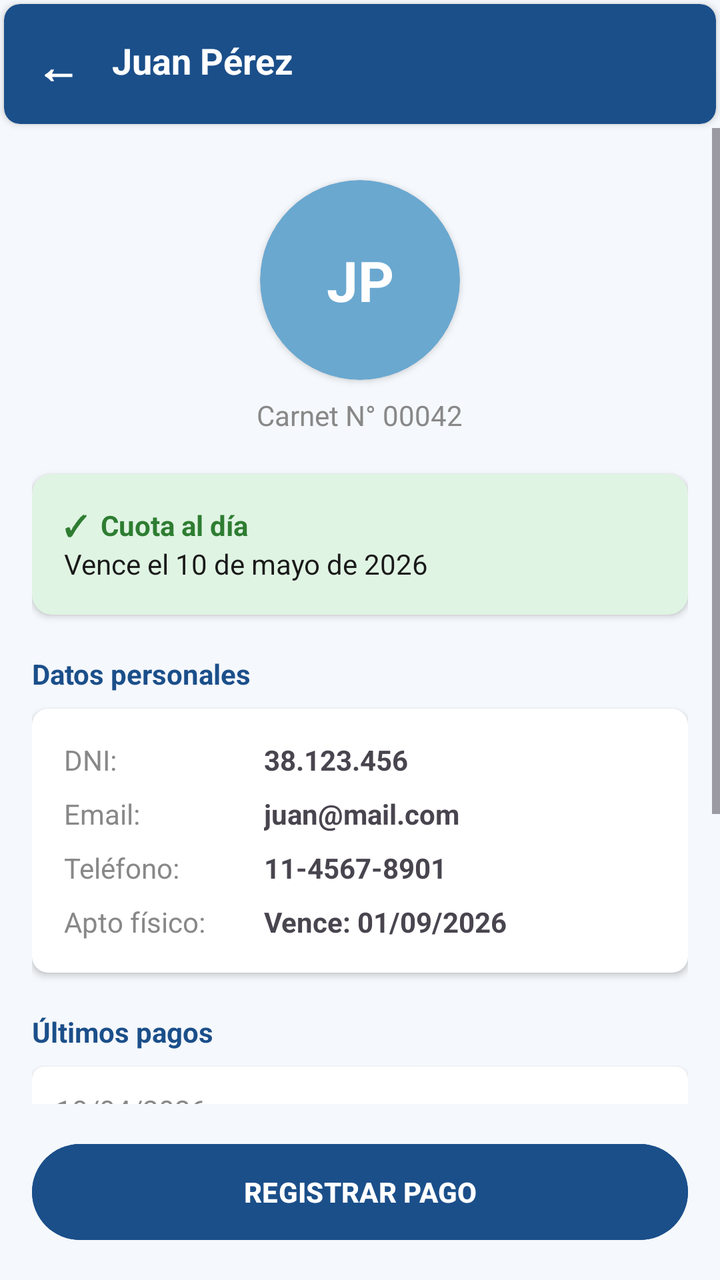
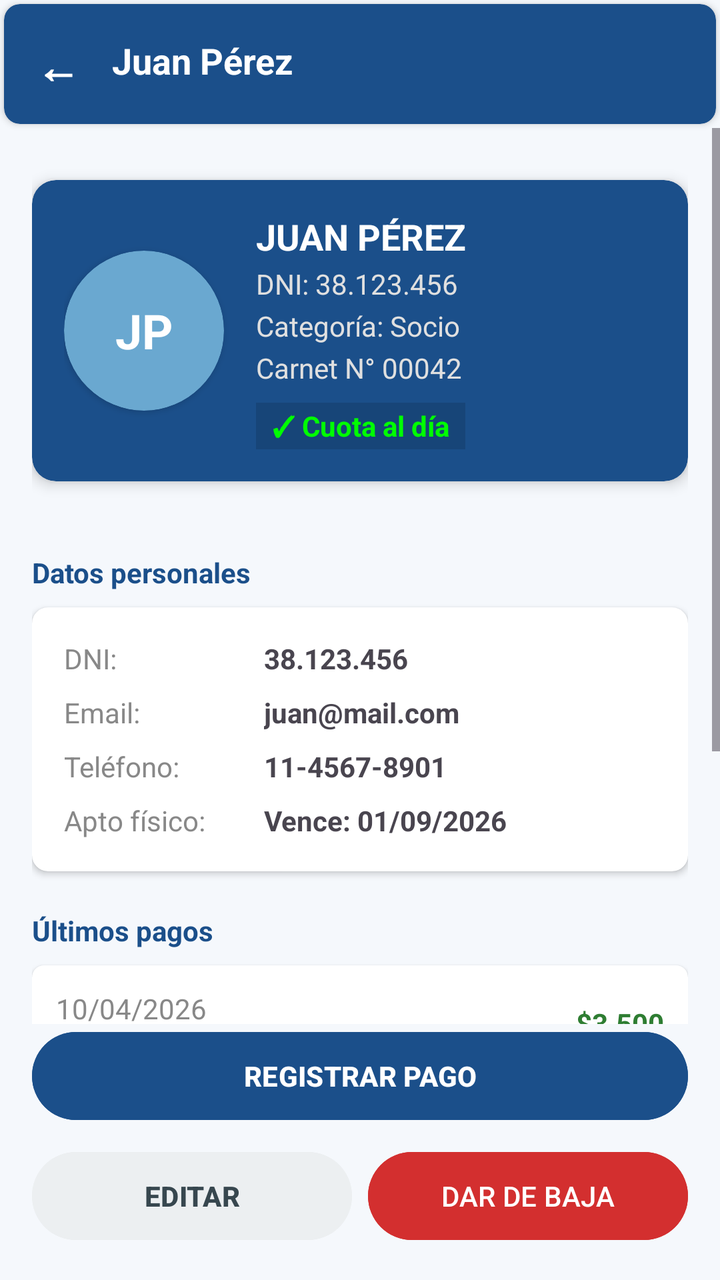

The first picture is an Android layout as it rendered before a commit; the second is the same layout after the commit. The layout source and the unified diff follow.
<!-- AndroidManifest.xml: application theme Theme.ClubDeportivo -->
<!-- res/layout/activity_detalle_socio.xml -->
<?xml version="1.0" encoding="utf-8"?>
<LinearLayout xmlns:android="http://schemas.android.com/apk/res/android"
    xmlns:app="http://schemas.android.com/apk/res-auto"
    android:layout_width="match_parent"
    android:layout_height="match_parent"
    android:orientation="vertical"
    android:background="@color/colorBackground">

    <androidx.cardview.widget.CardView
        android:layout_width="match_parent"
        android:layout_height="60dp"
        app:cardBackgroundColor="@color/colorPrimary"
        app:cardCornerRadius="8dp"
        android:layout_margin="2dp">

        <RelativeLayout
            android:layout_width="match_parent"
            android:layout_height="match_parent"
            android:padding="16dp">

            <TextView
                android:id="@+id/btnVolverDetalle"
                android:layout_width="wrap_content"
                android:layout_height="wrap_content"
                android:text="←"
                android:textColor="@color/white"
                android:textSize="22sp"
                android:textStyle="bold" />

            <TextView
                android:id="@+id/tvNombreTitulo"
                android:layout_width="wrap_content"
                android:layout_height="wrap_content"
                android:layout_toEndOf="@id/btnVolverDetalle"
                android:layout_marginStart="16dp"
                android:text="Juan Pérez"
                android:textColor="@color/white"
                android:textSize="18sp"
                android:textStyle="bold" />
        </RelativeLayout>
    </androidx.cardview.widget.CardView>

    <ScrollView
        android:layout_width="match_parent"
        android:layout_height="0dp"
        android:layout_weight="1">

        <LinearLayout
            android:layout_width="match_parent"
            android:layout_height="wrap_content"
            android:orientation="vertical"
            android:padding="16dp">

            <androidx.cardview.widget.CardView
                android:layout_width="100dp"
                android:layout_height="100dp"
                android:layout_gravity="center"
                android:layout_marginTop="10dp"
                app:cardCornerRadius="50dp"
                app:cardBackgroundColor="@color/colorSecondary">
                <TextView
                    android:id="@+id/tvAvatar"
                    android:layout_width="match_parent"
                    android:layout_height="match_parent"
                    android:gravity="center"
                    android:text="JP"
                    android:textColor="@color/white"
                    android:textSize="28sp"
                    android:textStyle="bold" />
            </androidx.cardview.widget.CardView>

            <TextView
                android:id="@+id/tvNumCarnet"
                android:layout_width="wrap_content"
                android:layout_height="wrap_content"
                android:layout_gravity="center"
                android:layout_marginTop="8dp"
                android:text="Carnet N° 00042"
                android:textColor="@color/colorTextMuted" />

            <androidx.cardview.widget.CardView
                android:id="@+id/cardBadgeEstado"
                android:layout_width="match_parent"
                android:layout_height="wrap_content"
                android:layout_marginTop="20dp"
                app:cardCornerRadius="10dp"
                app:cardBackgroundColor="@color/colorStatusOkLight">
                <LinearLayout
                    android:layout_width="match_parent"
                    android:layout_height="wrap_content"
                    android:orientation="vertical"
                    android:padding="16dp">
                    <TextView
                        android:id="@+id/tvBadgeEstado"
                        android:layout_width="wrap_content"
                        android:layout_height="wrap_content"
                        android:text="✓  Cuota al día"
                        android:textColor="@color/colorStatusOk"
                        android:textStyle="bold" />
                    <TextView
                        android:id="@+id/tvVencimientoCuota"
                        android:layout_width="wrap_content"
                        android:layout_height="wrap_content"
                        android:text="Vence el 10 de mayo de 2026"
                        android:textColor="@color/colorTextPrimary" />
                </LinearLayout>
            </androidx.cardview.widget.CardView>

            <TextView
                android:layout_width="wrap_content"
                android:layout_height="wrap_content"
                android:layout_marginTop="20dp"
                android:text="Datos personales"
                android:textColor="@color/colorPrimary"
                android:textStyle="bold" />

            <androidx.cardview.widget.CardView
                android:layout_width="match_parent"
                android:layout_height="wrap_content"
                android:layout_marginTop="8dp"
                app:cardCornerRadius="8dp">
                <TableLayout
                    android:layout_width="match_parent"
                    android:layout_height="wrap_content"
                    android:padding="16dp">
                    <TableRow android:paddingBottom="8dp">
                        <TextView android:text="DNI:" android:textColor="@color/colorTextMuted" android:layout_width="100dp" />
                        <TextView android:id="@+id/tvDniDetalle" android:text="38.123.456" android:textStyle="bold" />
                    </TableRow>
                    <TableRow android:paddingBottom="8dp">
                        <TextView android:text="Email:" android:textColor="@color/colorTextMuted" />
                        <TextView android:id="@+id/tvEmailDetalle" android:text="juan@mail.com" android:textStyle="bold" />
                    </TableRow>
                    <TableRow android:paddingBottom="8dp">
                        <TextView android:text="Teléfono:" android:textColor="@color/colorTextMuted" />
                        <TextView android:id="@+id/tvTelefonoDetalle" android:text="11-4567-8901" android:textStyle="bold" />
                    </TableRow>
                    <TableRow>
                        <TextView android:text="Apto físico:" android:textColor="@color/colorTextMuted" />
                        <TextView android:text="Vence: 01/09/2026" android:textStyle="bold" />
                    </TableRow>
                </TableLayout>
            </androidx.cardview.widget.CardView>

            <TextView
                android:layout_width="wrap_content"
                android:layout_height="wrap_content"
                android:layout_marginTop="20dp"
                android:text="Últimos pagos"
                android:textColor="@color/colorPrimary"
                android:textStyle="bold" />

            <androidx.cardview.widget.CardView
                android:layout_width="match_parent"
                android:layout_height="wrap_content"
                android:layout_marginTop="8dp"
                app:cardCornerRadius="6dp">
                <RelativeLayout android:layout_width="match_parent" android:layout_height="wrap_content" android:padding="12dp">
                    <TextView android:id="@+id/txtF1" android:layout_width="wrap_content" android:layout_height="wrap_content" android:text="10/04/2026" android:textColor="@color/colorTextMuted" />
                    <TextView android:layout_below="@id/txtF1" android:layout_width="wrap_content" android:layout_height="wrap_content" android:text="Efectivo" android:textColor="@color/colorTextHint" android:textSize="11sp" />
                    <TextView android:layout_alignParentEnd="true" android:layout_centerVertical="true" android:layout_width="wrap_content" android:layout_height="wrap_content" android:text="$3.500" android:textColor="@color/colorStatusOk" android:textStyle="bold" />
                </RelativeLayout>
            </androidx.cardview.widget.CardView>

            <androidx.cardview.widget.CardView
                android:layout_width="match_parent"
                android:layout_height="wrap_content"
                android:layout_marginTop="8dp"
                app:cardCornerRadius="6dp">
                <RelativeLayout android:layout_width="match_parent" android:layout_height="wrap_content" android:padding="12dp">
                    <TextView android:id="@+id/txtF2" android:layout_width="wrap_content" android:layout_height="wrap_content" android:text="10/03/2026" android:textColor="@color/colorTextMuted" />
                    <TextView android:layout_below="@id/txtF2" android:layout_width="wrap_content" android:layout_height="wrap_content" android:text="Transferencia" android:textColor="@color/colorTextHint" android:textSize="11sp" />
                    <TextView android:layout_alignParentEnd="true" android:layout_centerVertical="true" android:layout_width="wrap_content" android:layout_height="wrap_content" android:text="$3.500" android:textColor="@color/colorStatusOk" android:textStyle="bold" />
                </RelativeLayout>
            </androidx.cardview.widget.CardView>

            <androidx.cardview.widget.CardView
                android:layout_width="match_parent"
                android:layout_height="wrap_content"
                android:layout_marginTop="8dp"
                android:layout_marginBottom="20dp"
                app:cardCornerRadius="6dp">
                <RelativeLayout android:layout_width="match_parent" android:layout_height="wrap_content" android:padding="12dp">
                    <TextView android:id="@+id/txtF3" android:layout_width="wrap_content" android:layout_height="wrap_content" android:text="10/02/2026" android:textColor="@color/colorTextMuted" />
                    <TextView android:layout_below="@id/txtF3" android:layout_width="wrap_content" android:layout_height="wrap_content" android:text="Efectivo" android:textColor="@color/colorTextHint" android:textSize="11sp" />
                    <TextView android:layout_alignParentEnd="true" android:layout_centerVertical="true" android:layout_width="wrap_content" android:layout_height="wrap_content" android:text="$3.200" android:textColor="@color/colorStatusOk" android:textStyle="bold" />
                </RelativeLayout>
            </androidx.cardview.widget.CardView>

        </LinearLayout>
    </ScrollView>

    <Button
        android:id="@+id/btnRegistrarPago"
        android:layout_width="match_parent"
        android:layout_height="56dp"
        android:layout_margin="16dp"
        android:text="REGISTRAR PAGO"
        android:backgroundTint="@color/colorPrimary"
        android:textColor="@color/white"
        android:textStyle="bold" />

</LinearLayout>
<!-- resources referenced by this layout -->
<resources>
  <color name="colorBackground">#F5F8FC</color>
  <color name="colorPrimary">#1B4F8A</color>
  <color name="colorSecondary">#6AA8D0</color>
  <color name="colorStatusOk">#2E7D32</color>
  <color name="colorStatusOkLight">#E0F4E3</color>
  <color name="colorTextHint">#9E9E9E</color>
  <color name="colorTextMuted">#888888</color>
  <color name="colorTextPrimary">#1A1A1A</color>
  <color name="white">#FFFFFFFF</color>
  <style name="Theme.ClubDeportivo" parent="Base.Theme.ClubDeportivo" />
  <style name="Base.Theme.ClubDeportivo" parent="Theme.Material3.DayNight.NoActionBar">
          
          
      </style>
</resources>

<!-- the commit's change to res/layout/activity_detalle_socio.xml (unified diff, before → after) -->
@@ -52,57 +52,94 @@
             android:padding="16dp">
 
             <androidx.cardview.widget.CardView
-                android:layout_width="100dp"
-                android:layout_height="100dp"
-                android:layout_gravity="center"
+                android:id="@+id/cardCarnet"
+                android:layout_width="match_parent"
+                android:layout_height="wrap_content"
                 android:layout_marginTop="10dp"
-                app:cardCornerRadius="50dp"
-                app:cardBackgroundColor="@color/colorSecondary">
-                <TextView
-                    android:id="@+id/tvAvatar"
-                    android:layout_width="match_parent"
-                    android:layout_height="match_parent"
-                    android:gravity="center"
-                    android:text="JP"
-                    android:textColor="@color/white"
-                    android:textSize="28sp"
-                    android:textStyle="bold" />
-            </androidx.cardview.widget.CardView>
-
-            <TextView
-                android:id="@+id/tvNumCarnet"
-                android:layout_width="wrap_content"
-                android:layout_height="wrap_content"
-                android:layout_gravity="center"
-                android:layout_marginTop="8dp"
-                android:text="Carnet N° 00042"
-                android:textColor="@color/colorTextMuted" />
-
-            <androidx.cardview.widget.CardView
-                android:id="@+id/cardBadgeEstado"
-                android:layout_width="match_parent"
-                android:layout_height="wrap_content"
-                android:layout_marginTop="20dp"
-                app:cardCornerRadius="10dp"
-                app:cardBackgroundColor="@color/colorStatusOkLight">
+                android:layout_marginBottom="16dp"
+                app:cardCornerRadius="12dp"
+                app:cardBackgroundColor="#1B4F8A"
+                app:cardElevation="4dp">
+
                 <LinearLayout
                     android:layout_width="match_parent"
                     android:layout_height="wrap_content"
-                    android:orientation="vertical"
+                    android:orientation="horizontal"
                     android:padding="16dp">
-                    <TextView
-                        android:id="@+id/tvBadgeEstado"
-                        android:layout_width="wrap_content"
+
+                    <androidx.cardview.widget.CardView
+                        android:layout_width="80dp"
+                        android:layout_height="80dp"
+                        android:layout_gravity="center_vertical"
+                        app:cardCornerRadius="40dp"
+                        app:cardBackgroundColor="@color/colorSecondary">
+                        <TextView
+                            android:id="@+id/tvAvatar"
+                            android:layout_width="match_parent"
+                            android:layout_height="match_parent"
+                            android:gravity="center"
+                            android:text="JP"
+                            android:textColor="@color/white"
+                            android:textSize="24sp"
+                            android:textStyle="bold" />
+                    </androidx.cardview.widget.CardView>
+
+                    <LinearLayout
+                        android:layout_width="0dp"
                         android:layout_height="wrap_content"
-                        android:text="✓  Cuota al día"
-                        android:textColor="@color/colorStatusOk"
-                        android:textStyle="bold" />
-                    <TextView
-                        android:id="@+id/tvVencimientoCuota"
-                        android:layout_width="wrap_content"
-                        android:layout_height="wrap_content"
-                        android:text="Vence el 10 de mayo de 2026"
-                        android:textColor="@color/colorTextPrimary" />
+                        android:layout_weight="1"
+                        android:orientation="vertical"
+                        android:layout_marginStart="16dp">
+
+                        <TextView
+                            android:id="@+id/tvCarnetNombre"
+                            android:layout_width="wrap_content"
+                            android:layout_height="wrap_content"
+                            android:text="JUAN PÉREZ"
+                            android:textColor="@color/white"
+                            android:textSize="18sp"
+                            android:textStyle="bold" />
+
+                        <TextView
+                            android:id="@+id/tvCarnetDni"
+                            android:layout_width="wrap_content"
+                            android:layout_height="wrap_content"
+                            android:text="DNI: 38.123.456"
+                            android:textColor="#E0E0E0"
+                            android:textSize="14sp"
+                            android:layout_marginTop="2dp" />
+
+                        <TextView
+                            android:id="@+id/tvCarnetCategoria"
+                            android:layout_width="wrap_content"
+                            android:layout_height="wrap_content"
+                            android:text="Categoría: Socio"
+                            android:textColor="#E0E0E0"
+                            android:textSize="14sp"
+                            android:layout_marginTop="2dp" />
+
+                        <TextView
+                            android:id="@+id/tvNumCarnet"
+                            android:layout_width="wrap_content"
+                            android:layout_height="wrap_content"
+                            android:text="Carnet N° 00042"
+                            android:textColor="#E0E0E0"
+                            android:textSize="14sp"
+                            android:layout_marginTop="2dp" />
+
+                        <TextView
+                            android:id="@+id/tvBadgeEstado"
+                            android:layout_width="wrap_content"
+                            android:layout_height="wrap_content"
+                            android:layout_marginTop="8dp"
+                            android:text="✓ Cuota al día"
+                            android:textColor="#00FF00"
+                            android:textStyle="bold"
+                            android:textSize="14sp"
+                            android:background="#22000000"
+                            android:paddingHorizontal="8dp"
+                            android:paddingVertical="2dp" />
+                    </LinearLayout>
                 </LinearLayout>
             </androidx.cardview.widget.CardView>
 
@@ -190,14 +227,49 @@
         </LinearLayout>
     </ScrollView>
 
-    <Button
-        android:id="@+id/btnRegistrarPago"
+    <LinearLayout
         android:layout_width="match_parent"
-        android:layout_height="56dp"
-        android:layout_margin="16dp"
-        android:text="REGISTRAR PAGO"
-        android:backgroundTint="@color/colorPrimary"
-        android:textColor="@color/white"
-        android:textStyle="bold" />
+        android:layout_height="wrap_content"
+        android:orientation="vertical"
+        android:paddingHorizontal="16dp"
+        android:paddingBottom="16dp">
+
+        <Button
+            android:id="@+id/btnAccionPrincipal"
+            android:layout_width="match_parent"
+            android:layout_height="52dp"
+            android:text="REGISTRAR PAGO"
+            android:backgroundTint="@color/colorPrimary"
+            android:textColor="@color/white"
+            android:textStyle="bold"
+            android:layout_marginBottom="8dp" />
+
+        <LinearLayout
+            android:layout_width="match_parent"
+            android:layout_height="wrap_content"
+            android:orientation="horizontal">
+
+            <Button
+                android:id="@+id/btnEditar"
+                android:layout_width="0dp"
+                android:layout_height="52dp"
+                android:layout_weight="1"
+                android:text="EDITAR"
+                android:backgroundTint="#ECEFF1"
+                android:textColor="#37474F"
+                android:textStyle="bold"
+                android:layout_marginEnd="4dp" />
+
+            <Button
+                android:id="@+id/btnDarDeBaja"
+                android:layout_width="0dp"
+                android:layout_height="52dp"
+                android:layout_weight="1"
+                android:text="DAR DE BAJA"
+                android:backgroundTint="#D32F2F"
+                android:textColor="@color/white"
+                android:layout_marginStart="4dp" />
+        </LinearLayout>
+    </LinearLayout>
 
 </LinearLayout>
<!-- resource entries referenced after the edit -->
@@ -4,10 +4,8 @@
   <color name="colorPrimary">#1B4F8A</color>
   <color name="colorSecondary">#6AA8D0</color>
   <color name="colorStatusOk">#2E7D32</color>
-  <color name="colorStatusOkLight">#E0F4E3</color>
   <color name="colorTextHint">#9E9E9E</color>
   <color name="colorTextMuted">#888888</color>
-  <color name="colorTextPrimary">#1A1A1A</color>
   <color name="white">#FFFFFFFF</color>
   <style name="Theme.ClubDeportivo" parent="Base.Theme.ClubDeportivo" />
   <style name="Base.Theme.ClubDeportivo" parent="Theme.Material3.DayNight.NoActionBar">
